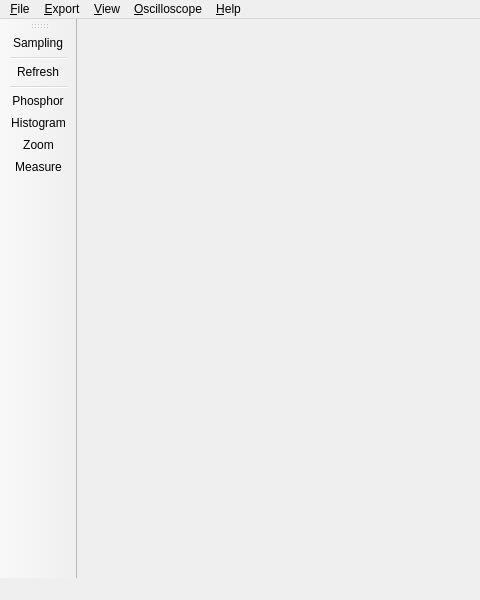
First picture: the form in openhantek/src/mainwindow.ui, repository OpenHantek/OpenHantek6022, before the edit; both pictures show x 0 to 480 and y 0 to 600 of the 800 by 600 pixel window.
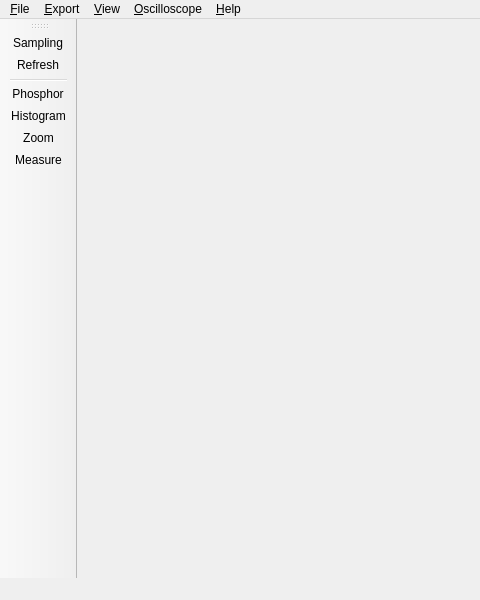
Second picture: the form after the edit.

```diff
--- a/openhantek/src/mainwindow.ui
+++ b/openhantek/src/mainwindow.ui
@@ -90,7 +90,6 @@
     <bool>false</bool>
    </attribute>
    <addaction name="actionSampling"/>
-   <addaction name="separator"/>
    <addaction name="actionRefresh"/>
    <addaction name="separator"/>
    <addaction name="actionPhosphor"/>
```
Left out of the diff: 1 changed line with no effect on the pictures.
